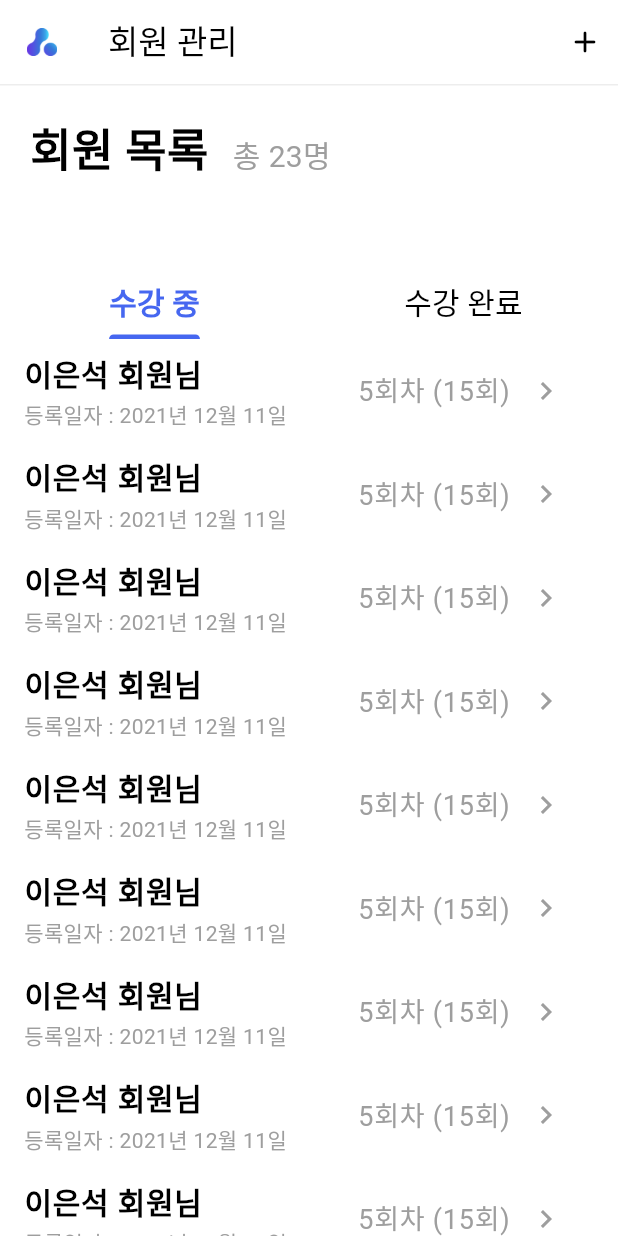
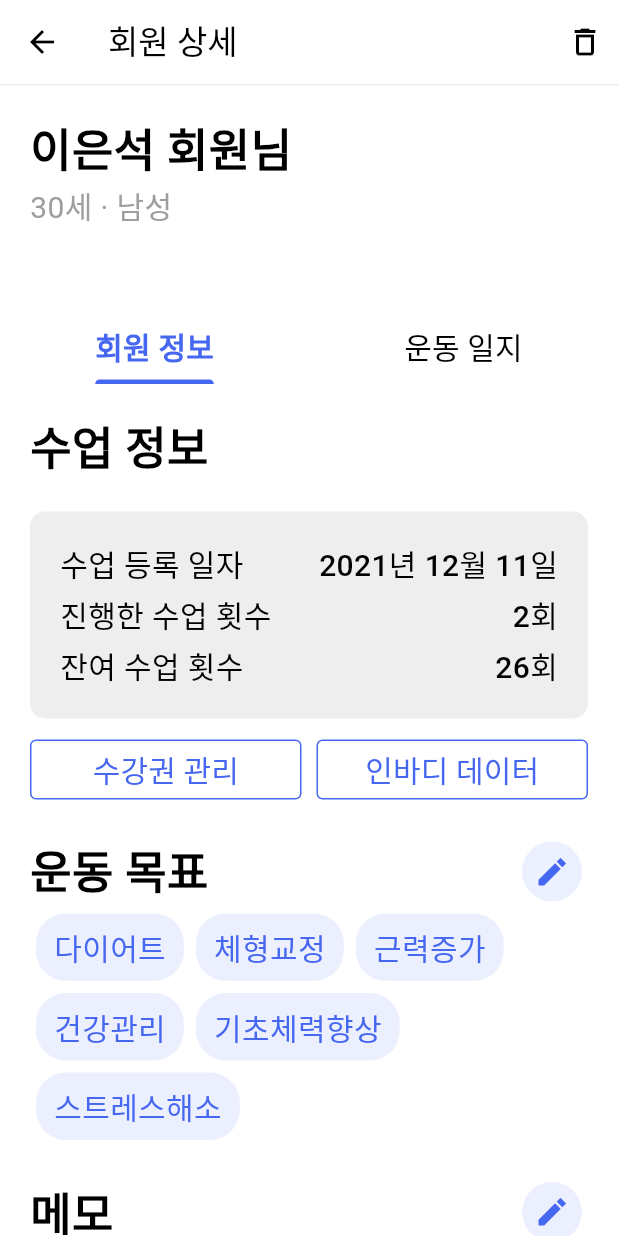
Before and after one commit to Dream-Maker-Inc/si_hicoach_fe, a Flutter app: the TrainerMemberListView screen opened directly, after a tap on "이은석 회원님", on a phone screen of 412 x 824 dp. Run offline on Flutter 3.47's test engine with Material 2 defaults, Android fonts, the phone set to English and light mode, and no system bars.

Commit message:
feat: 트레이너 회원상세 > 회원정보

```diff
--- a/lib/domain/trainer/base.dart
+++ b/lib/domain/trainer/base.dart
@@ -14,6 +14,8 @@ class _TrainerBaseViewState extends State<TrainerBaseView> {
 
   final List _pages = [
     const TrainerHomeView(),
+    const TrainerMemberListView(),
+    const TrainerMemberListView(),
     const TrainerMemberListView(),
   ];
 
--- /dev/null
+++ b/lib/domain/trainer/member/detail/detail.dart
@@ -0,0 +1,97 @@
+import 'package:flutter/material.dart';
+import 'package:si_hicoach_fe/domain/common/color_schemes.dart';
+import 'package:si_hicoach_fe/domain/common/constants.dart';
+import 'package:si_hicoach_fe/domain/trainer/member/detail/information/information.dart';
+import 'package:si_hicoach_fe/domain/trainer/member/studying/studying_list.dart';
+
+class TrainerMemberDetailView extends StatelessWidget {
+  const TrainerMemberDetailView({Key? key}) : super(key: key);
+
+  @override
+  Widget build(BuildContext context) {
+    return Scaffold(
+      appBar: AppBar(
+        title: const Text('회원 상세'),
+        leading: IconButton(
+          icon: const Icon(Icons.arrow_back),
+          onPressed: () => Navigator.of(context).pop(),
+        ),
+        actions: <Widget>[
+          IconButton(
+            icon: const SizedBox(width: 20, child: Icon(Icons.delete_outline)),
+            onPressed: () {},
+          )
+        ],
+        bottom: PreferredSize(
+          preferredSize: const Size.fromHeight(1),
+          child: Container(color: colorScheme.onTertiary, height: 1),
+        ),
+      ),
+      body: SizedBox(
+        child: Column(
+          crossAxisAlignment: CrossAxisAlignment.start,
+          children: <Widget>[
+            const Align(
+              alignment: Alignment.topLeft,
+              child: Padding(
+                padding: EdgeInsets.only(
+                  left: defaultPadding,
+                  top: defaultPadding,
+                ),
+                child: Text(
+                  '이은석 회원님',
+                  style: TextStyle(
+                    fontSize: 30,
+                    fontWeight: FontWeight.w700,
+                  ),
+                ),
+              ),
+            ),
+            const Padding(
+              padding: EdgeInsets.only(left: defaultPadding),
+              child: Text(
+                '30세 · 남성',
+                style: TextStyle(
+                  fontSize: 20,
+                  color: Colors.grey,
+                ),
+              ),
+            ),
+            Expanded(
+              child: DefaultTabController(
+                length: 2,
+                child: Scaffold(
+                  appBar: AppBar(
+                    automaticallyImplyLeading: false,
+                    bottom: TabBar(
+                      tabs: const <Widget>[
+                        Tab(text: '회원 정보'),
+                        Tab(text: '운동 일지'),
+                      ],
+                      labelColor: colorScheme.primary,
+                      unselectedLabelColor: Colors.black,
+                      labelStyle: const TextStyle(
+                        fontWeight: FontWeight.w600,
+                        fontSize: 20,
+                      ),
+                      unselectedLabelStyle: const TextStyle(
+                        fontWeight: FontWeight.w400,
+                        fontSize: 20,
+                      ),
+                    ),
+                  ),
+                  body: const TabBarView(
+                    children: <Widget>[
+                      TrainerMemberDetailInformation(),
+                      StudyingListView(),
+                    ],
+                  ),
+                ),
+              ),
+            ),
+          ],
+        ),
+      ),
+    );
+  }
+}
--- /dev/null
+++ b/lib/domain/trainer/member/detail/information/exercise_purpose.dart
@@ -0,0 +1,70 @@
+import 'package:flutter/material.dart';
+import 'package:si_hicoach_fe/domain/common/color_schemes.dart';
+
+class TrainerMemberDetailExercisePurpose extends StatefulWidget {
+  const TrainerMemberDetailExercisePurpose({Key? key}) : super(key: key);
+
+  @override
+  State<TrainerMemberDetailExercisePurpose> createState() =>
+      _TrainerMemberDetailExercisePurposeState();
+}
+
+class _TrainerMemberDetailExercisePurposeState
+    extends State<TrainerMemberDetailExercisePurpose> {
+  List<String> purpose = ['다이어트', '체형교정', '근력증가', '건강관리', '기초체력향상', '스트레스해소'];
+
+  @override
+  Widget build(BuildContext context) {
+    return Column(
+      crossAxisAlignment: CrossAxisAlignment.stretch,
+      children: <Widget>[
+        Row(
+          mainAxisAlignment: MainAxisAlignment.spaceBetween,
+          children: <Widget>[
+            const Text(
+              '운동 목표',
+              style: TextStyle(
+                fontSize: 30,
+                fontWeight: FontWeight.w700,
+              ),
+            ),
+            IconButton(
+              onPressed: () {},
+              style: ButtonStyle(
+                backgroundColor: MaterialStateProperty.all(
+                  const Color.fromRGBO(70, 103, 240, 0.1),
+                ),
+              ),
+              icon: Icon(Icons.edit_sharp, color: colorScheme.primary),
+            ),
+          ],
+        ),
+        Wrap(
+          children: <Widget>[
+            ...purpose.map(
+              (text) => Container(
+                decoration: BoxDecoration(
+                  borderRadius: BorderRadius.circular(20),
+                  color: const Color.fromRGBO(70, 103, 240, 0.1),
+                ),
+                margin: const EdgeInsets.all(4),
+                child: Padding(
+                  padding: const EdgeInsets.only(
+                    top: 8,
+                    bottom: 8,
+                    left: 12,
+                    right: 12,
+                  ),
+                  child: Text(
+                    text,
+                    style: TextStyle(color: colorScheme.primary, fontSize: 20),
+                  ),
+                ),
+              ),
+            ),
+          ],
+        ),
+      ],
+    );
+  }
+}
--- /dev/null
+++ b/lib/domain/trainer/member/detail/information/information.dart
@@ -0,0 +1,27 @@
+import 'package:flutter/material.dart';
+import 'package:si_hicoach_fe/domain/common/constants.dart';
+import 'package:si_hicoach_fe/domain/trainer/member/detail/information/exercise_purpose.dart';
+import 'package:si_hicoach_fe/domain/trainer/member/detail/information/memo.dart';
+import 'package:si_hicoach_fe/domain/trainer/member/detail/information/study_information.dart';
+
+class TrainerMemberDetailInformation extends StatelessWidget {
+  const TrainerMemberDetailInformation({Key? key}) : super(key: key);
+
+  @override
+  Widget build(BuildContext context) {
+    return SingleChildScrollView(
+      child: Padding(
+        padding: const EdgeInsets.all(defaultPadding),
+        child: Column(
+          children: const <Widget>[
+            TrainerMemberDetailStudyInformation(),
+            SizedBox(height: defaultPadding),
+            TrainerMemberDetailExercisePurpose(),
+            SizedBox(height: defaultPadding),
+            TrainerMemberDetailMemo()
+          ],
+        ),
+      ),
+    );
+  }
+}
--- /dev/null
+++ b/lib/domain/trainer/member/detail/information/memo.dart
@@ -0,0 +1,55 @@
+import 'package:flutter/material.dart';
+import 'package:si_hicoach_fe/domain/common/color_schemes.dart';
+import 'package:si_hicoach_fe/domain/common/constants.dart';
+
+class TrainerMemberDetailMemo extends StatelessWidget {
+  const TrainerMemberDetailMemo({Key? key}) : super(key: key);
+
+  @override
+  Widget build(BuildContext context) {
+    return Column(
+      crossAxisAlignment: CrossAxisAlignment.stretch,
+      children: <Widget>[
+        Row(
+          mainAxisAlignment: MainAxisAlignment.spaceBetween,
+          children: <Widget>[
+            const Text(
+              '메모',
+              style: TextStyle(fontSize: 30, fontWeight: FontWeight.w700),
+            ),
+            IconButton(
+              onPressed: () {},
+              style: ButtonStyle(
+                backgroundColor: MaterialStateProperty.all(
+                  const Color.fromRGBO(70, 103, 240, 0.1),
+                ),
+              ),
+              icon: Icon(Icons.edit_sharp, color: colorScheme.primary),
+            ),
+          ],
+        ),
+        SizedBox(
+          width: double.infinity,
+          child: Padding(
+            padding: const EdgeInsets.only(top: defaultPadding),
+            child: TextField(
+              maxLength: 1000,
+              minLines: 5,
+              maxLines: 100,
+              enabled: false,
+              decoration: InputDecoration(
+                hintText: 'MEMOMEMOMEMOMEMOMEMOMEMOMEMOMEMOMEMOMEMOMEMOMEMO',
+                border: OutlineInputBorder(
+                  borderSide: BorderSide(
+                    color: colorScheme.primary,
+                    width: 4,
+                  ),
+                ),
+              ),
+            ),
+          ),
+        ),
+      ],
+    );
+  }
+}
--- /dev/null
+++ b/lib/domain/trainer/member/detail/information/study_information.dart
@@ -0,0 +1,111 @@
+import 'package:flutter/material.dart';
+import 'package:si_hicoach_fe/domain/common/buttons.dart';
+import 'package:si_hicoach_fe/domain/common/constants.dart';
+
+class TrainerMemberDetailStudyInformation extends StatelessWidget {
+  const TrainerMemberDetailStudyInformation({Key? key}) : super(key: key);
+
+  @override
+  Widget build(BuildContext context) {
+    return Column(
+      crossAxisAlignment: CrossAxisAlignment.start,
+      children: <Widget>[
+        const Text(
+          '수업 정보',
+          style: TextStyle(
+            fontSize: 30,
+            fontWeight: FontWeight.w700,
+          ),
+        ),
+        Container(
+          width: double.infinity,
+          margin: const EdgeInsets.only(top: defaultPadding),
+          decoration: BoxDecoration(
+            color: Colors.grey.shade200,
+            borderRadius: BorderRadius.circular(10),
+          ),
+          child: Padding(
+            padding: const EdgeInsets.all(defaultPadding),
+            child: Column(
+              mainAxisAlignment: MainAxisAlignment.spaceBetween,
+              children: <Widget>[
+                Row(
+                  mainAxisAlignment: MainAxisAlignment.spaceBetween,
+                  children: const <Widget>[
+                    Text(
+                      '수업 등록 일자',
+                      style: TextStyle(
+                        fontSize: 20,
+                        fontWeight: FontWeight.w500,
+                      ),
+                    ),
+                    Text(
+                      '2021년 12월 11일',
+                      style: TextStyle(
+                        fontSize: 20,
+                        fontWeight: FontWeight.w500,
+                      ),
+                    ),
+                  ],
+                ),
+                const SizedBox(height: 4),
+                Row(
+                  mainAxisAlignment: MainAxisAlignment.spaceBetween,
+                  children: const <Widget>[
+                    Text(
+                      '진행한 수업 횟수',
+                      style: TextStyle(
+                        fontSize: 20,
+                        fontWeight: FontWeight.w500,
+                      ),
+                    ),
+                    Text(
+                      '2회',
+                      style: TextStyle(
+                        fontSize: 20,
+                        fontWeight: FontWeight.w500,
+                      ),
+                    ),
+                  ],
+                ),
+                const SizedBox(height: 4),
+                Row(
+                  mainAxisAlignment: MainAxisAlignment.spaceBetween,
+                  children: const <Widget>[
+                    Text(
+                      '잔여 수업 횟수',
+                      style: TextStyle(
+                        fontSize: 20,
+                        fontWeight: FontWeight.w500,
+                      ),
+                    ),
+                    Text(
+                      '26회',
+                      style: TextStyle(
+                        fontSize: 20,
+                        fontWeight: FontWeight.w500,
+                      ),
+                    ),
+                  ],
+                ),
+              ],
+            ),
+          ),
+        ),
+        const SizedBox(height: 10),
+        Row(
+          mainAxisAlignment: MainAxisAlignment.spaceBetween,
+          children: <Widget>[
+            Expanded(
+              child: CustomOutlinedButton(onPressed: () {}, text: '수강권 관리'),
+            ),
+            const SizedBox(width: 10),
+            Expanded(
+              child: CustomOutlinedButton(onPressed: () {}, text: '인바디 데이터'),
+            )
+          ],
+        ),
+      ],
+    );
+  }
+}
--- a/lib/domain/trainer/member/studying/studying_list.dart
+++ b/lib/domain/trainer/member/studying/studying_list.dart
@@ -11,19 +11,10 @@ class StudyingListView extends StatelessWidget {
       shrinkWrap: true,
       children: ListTile.divideTiles(
         context: context,
-        tiles: <Widget>[
-          const StudyingListItemView(),
-          const StudyingListItemView(),
-          const StudyingListItemView(),
-          const StudyingListItemView(),
-          const StudyingListItemView(),
-          const StudyingListItemView(),
-          const StudyingListItemView(),
-          const StudyingListItemView(),
-          const StudyingListItemView(),
-          const StudyingListItemView(),
-          const StudyingListItemView(),
-        ],
+        tiles: List.generate(
+          10,
+          (int index) => const StudyingListItemView(),
+        ),
       ).toList(),
     );
   }
--- a/lib/domain/trainer/member/studying/studying_list_item.dart
+++ b/lib/domain/trainer/member/studying/studying_list_item.dart
@@ -1,5 +1,6 @@
 import 'package:flutter/material.dart';
 import 'package:si_hicoach_fe/domain/common/constants.dart';
+import 'package:si_hicoach_fe/domain/trainer/member/detail/detail.dart';
 
 class StudyingListItemView extends StatelessWidget {
   const StudyingListItemView({Key? key}) : super(key: key);
@@ -8,7 +9,11 @@ class StudyingListItemView extends StatelessWidget {
   Widget build(BuildContext context) {
     return ListTile(
       onTap: () {
-        print('asdf');
+        Navigator.of(context).push(
+          MaterialPageRoute(
+            builder: (context) => const TrainerMemberDetailView(),
+          ),
+        );
       },
       title: const Text(
         '이은석 회원님',
@@ -25,7 +30,13 @@ class StudyingListItemView extends StatelessWidget {
           children: <Widget>[
             const Text('5회차 (15회)', style: TextStyle(color: Colors.grey)),
             IconButton(
-              onPressed: () {},
+              onPressed: () {
+                Navigator.of(context).push(
+                  MaterialPageRoute(
+                    builder: (context) => const TrainerMemberDetailView(),
+                  ),
+                );
+              },
               icon: const Icon(
                 Icons.keyboard_arrow_right,
                 color: Colors.grey,
--- a/lib/domain/trainer/study/edit/exercise_item.dart
+++ b/lib/domain/trainer/study/edit/exercise_item.dart
@@ -19,7 +19,7 @@ class TrainerStudyEditExerciseItem extends StatelessWidget {
               children: <Widget>[
                 SizedBox(
                   width: 70,
-                  height: 50,
+                  height: 40,
                   child: TextField(
                     decoration: InputDecoration(
                       border: const OutlineInputBorder(),
@@ -37,7 +37,7 @@ class TrainerStudyEditExerciseItem extends StatelessWidget {
                 const SizedBox(width: 10),
                 SizedBox(
                   width: 70,
-                  height: 50,
+                  height: 40,
                   child: TextField(
                     decoration: InputDecoration(
                       border: const OutlineInputBorder(),
@@ -55,7 +55,7 @@ class TrainerStudyEditExerciseItem extends StatelessWidget {
                 const SizedBox(width: 10),
                 SizedBox(
                   width: 70,
-                  height: 50,
+                  height: 40,
                   child: TextField(
                     decoration: InputDecoration(
                       border: const OutlineInputBorder(),
--- a/lib/main.dart
+++ b/lib/main.dart
@@ -3,6 +3,8 @@ import 'package:si_hicoach_fe/domain/common/checkbox_themes.dart';
 import 'package:si_hicoach_fe/domain/common/color_schemes.dart';
 import 'package:si_hicoach_fe/domain/common/text_styles.dart';
 import 'package:si_hicoach_fe/domain/splash/splash.dart';
+import 'package:si_hicoach_fe/domain/trainer/member/detail/detail.dart';
+import 'package:si_hicoach_fe/domain/trainer/member/detail/information/information.dart';
 
 void main() {
   runApp(const MyApp());
```
